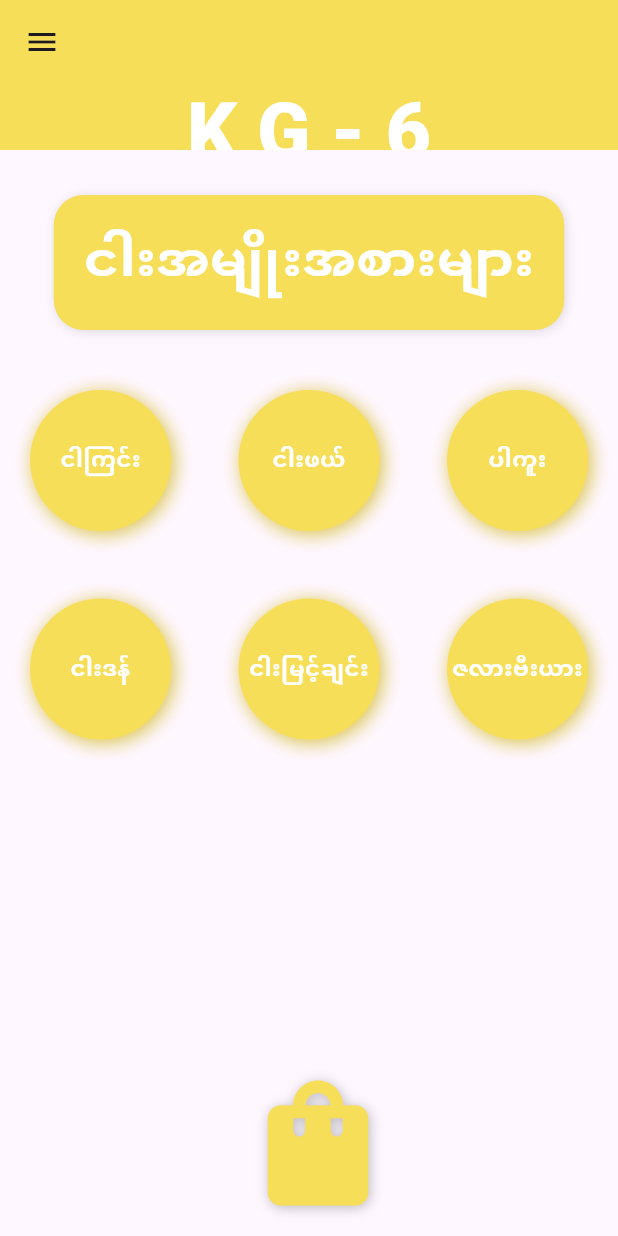
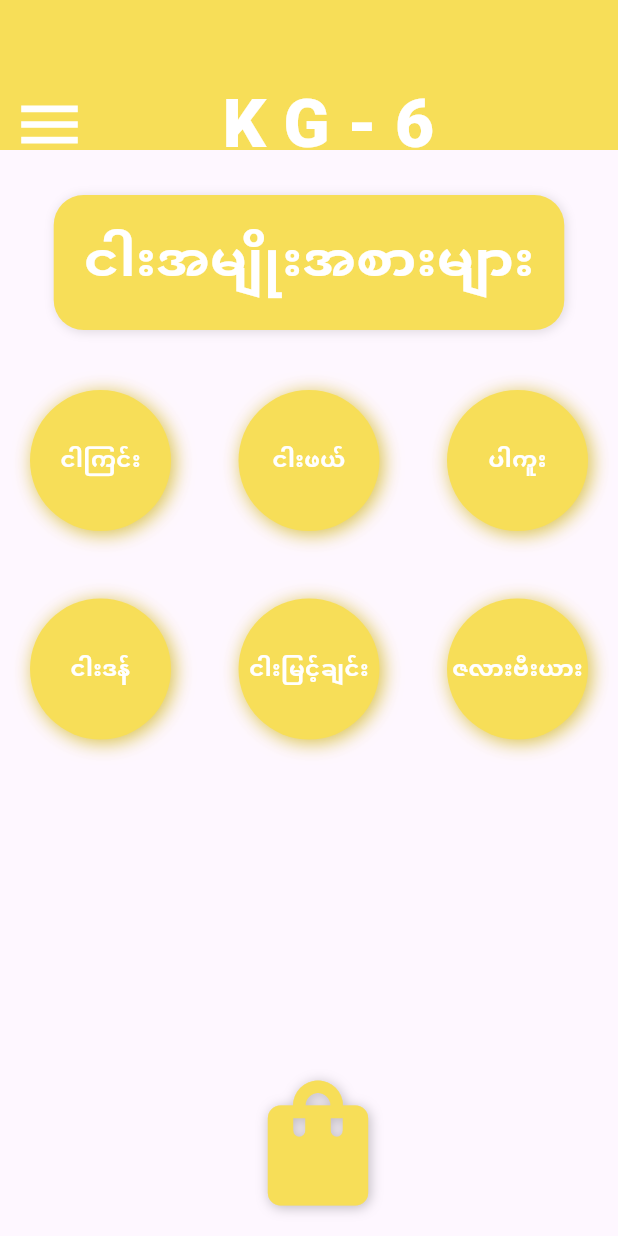
Before and after one commit to ShineWaiYanAung/fFshRecepitApp, a Flutter app: the CategoryPage screen opened directly, on a phone screen of 412 x 824 dp. Run offline on Flutter 3.47's test engine with Material 3 defaults, Android fonts, the phone set to English and light mode, and no system bars.

```diff
--- a/lib/Screen/FishCategory.dart
+++ b/lib/Screen/FishCategory.dart
@@ -10,26 +10,92 @@ class CategoryPage extends StatefulWidget {
 }
 
 class _CategoryPageState extends State<CategoryPage> {
+  final GlobalKey<ScaffoldState> _scaffoldKey = GlobalKey<ScaffoldState>();
+
   @override
   Widget build(BuildContext context) {
+    final  width =  MediaQuery.of(context).size.width ;
+    final  height = MediaQuery.of(context).size.height;
     return Scaffold(
+      key: _scaffoldKey,
       appBar: PreferredSize(
         preferredSize: Size.fromHeight(100), // Set the desired height
         child: AppBar(
+          automaticallyImplyLeading: false, // Disable default leading icon
           flexibleSpace: Container(
             color: AppColor.secondColor,
-            child: const Center(
-              child: Padding(
-                padding: EdgeInsets.only(top: 50.0),
-                child: Text("K G - 6",style: TextStyle(color: Colors.white,fontSize: 52,fontWeight: FontWeight.w800,),),
+            child: Row(
+              children: [
+                Padding(
+                  padding: const EdgeInsets.only(top: 50.0),
+                  child: IconButton(
+                    onPressed: () {
+                      _scaffoldKey.currentState?.openDrawer();
+                    },
+                    icon: const Icon(Icons.menu, size: 50, color: Colors.white),
                   ),
                 ),
-
+                SizedBox(width: MediaQuery.of(context).size.width * 0.2),
+                const Padding(
+                  padding: EdgeInsets.only(top: 50.0),
+                  child: Text(
+                    "K G - 6",
+                    style: TextStyle(
+                      color: Colors.white,
+                      fontSize: 45,
+                      fontWeight: FontWeight.w800,
                     ),
                   ),
+                ),
+              ],
+            ),
+          ),
+        ),
+      ),
+      drawer: Drawer(
+        backgroundColor: Colors.white,
+        child: Column(
+          children: [
+            //DrawerHeader
 
+            Container(
+              width: width,
+              height: height *0.3,
+              decoration: BoxDecoration(
+                color: AppColor.secondColor,
+                borderRadius: const BorderRadius.only(
+                  bottomRight: Radius.circular(50),
+                  bottomLeft: Radius.circular(50)
+                )
               ),
-      drawer: Icon(Icons.menu),
+              child: Column(
+                  mainAxisAlignment: MainAxisAlignment.center,
+                  children: [
+                    CircleAvatar(radius: 50,child: Image.asset("assets/homeScreenImage/homeScreenIcon.png"),),
+                    const SizedBox(height: 20,),
+                    const Text("ShineWaiYanAung",style: TextStyle(color: Colors.white,fontWeight: FontWeight.w500,fontSize: 20),),
+                  ],
+              ),
+            ),
+            //PlacesToGo
+            const SizedBox(height: 30,),
+            Card(
+              color: AppColor.secondColor,
+              child: const ListTile(
+                contentPadding: EdgeInsets.symmetric(horizontal: 50),
+                leading: Icon(Icons.history,color: Colors.white,),
+                title: Text('စာရင်းများကြည့်ရန်',style: TextStyle(color: Colors.white,fontWeight: FontWeight.w800),),),),
+            const SizedBox(height: 30,),
+            Card(
+              color: AppColor.secondColor,
+              child: const ListTile(
+                contentPadding: EdgeInsets.symmetric(horizontal: 50),
+                leading: Icon(Icons.shopping_bag,color: Colors.white,),
+                title: Text('ထည့်ပီးသားပစ္စည်း',style: TextStyle(color: Colors.white,fontWeight: FontWeight.w800),),),),
+
+          ],
+        )
+      ),
       body: Column(
         mainAxisAlignment: MainAxisAlignment.center,
         children: [
@@ -52,13 +118,15 @@ class _CategoryPageState extends State<CategoryPage> {
                 final fishName = FishCategory.fishCateo[index];
                 return buildItem(fishName);
               },
-          )),
+            ),
+          ),
         ],
       ),
       floatingActionButton: buildShoppingBag(),
     );
   }
-  ///ShopingBag
+
+  /// Shopping Bag
   Widget buildShoppingBag() {
     return Row(
       mainAxisAlignment: MainAxisAlignment.center,
@@ -82,9 +150,9 @@ class _CategoryPageState extends State<CategoryPage> {
                 shadows: const [
                   BoxShadow(
                     blurRadius: 10,
-                   offset: Offset(1,1),
-                   color: Colors.black26
-                 )
+                    offset: Offset(1, 1),
+                    color: Colors.black26,
+                  ),
                 ],
                 size: 100, // Adjust the size as needed
               ),
@@ -106,18 +174,21 @@ class _CategoryPageState extends State<CategoryPage> {
             blurRadius: 5,
             color: Colors.black12,
             offset: Offset(1, 1),
-                )
-              ]),
+          ),
+        ],
+      ),
       child: const Text(
         "ငါးအမျိုးအစားများ",
         style: TextStyle(
           fontWeight: FontWeight.w800,
           fontSize: 35,
-                color: Colors.white),
+          color: Colors.white,
+        ),
       ),
     );
   }
-  ///Fish Item
+
+  /// Fish Item
   Widget buildItem(FishName fishName) {
     return Container(
       padding: const EdgeInsets.symmetric(horizontal: 20, vertical: 20),
@@ -129,21 +200,23 @@ class _CategoryPageState extends State<CategoryPage> {
             BoxShadow(
               blurRadius: 10,
               color: AppColor.secondColor,
-                      offset: Offset(2,2)
+              offset: Offset(2, 2),
             ),
             const BoxShadow(
               blurRadius: 10,
-                        color:Colors.black12,
-                        offset: Offset(2,2)
-                    )
-                  ]
+              color: Colors.black12,
+              offset: Offset(2, 2),
+            ),
+          ],
         ),
         child: Center(
           child: Text(
-                    fishName.name.toString(),style: const TextStyle(
+            fishName.name.toString(),
+            style: const TextStyle(
               fontWeight: FontWeight.w800,
               fontSize: 15,
-                      color: Colors.white),
+              color: Colors.white,
+            ),
           ),
         ),
       ),
--- a/lib/main.dart
+++ b/lib/main.dart
@@ -15,7 +15,7 @@ class MyApp extends StatelessWidget {
   Widget build(BuildContext context) {
     return MaterialApp(
       title: 'Money Recepit App',
-      home: CategoryPage(),
+      home: HomeScreen(),
     );
   }
 }
```
Also changed, not shown: lib/Screen/homeScreen.dart (+47 -17 lines). Lines whose indentation alone changed are shown as unchanged.
